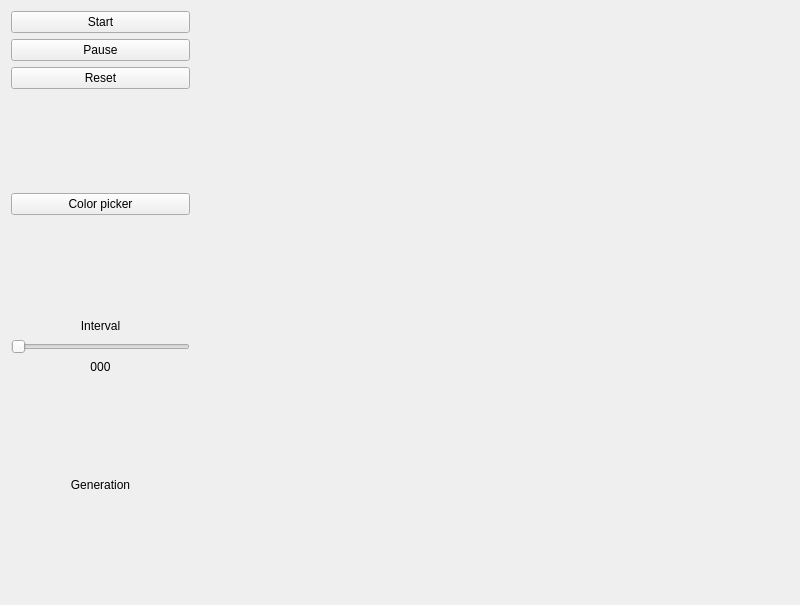
Old version of the form src/ui/forms/mainwindow.ui in the repository bjorked/game-of-life.
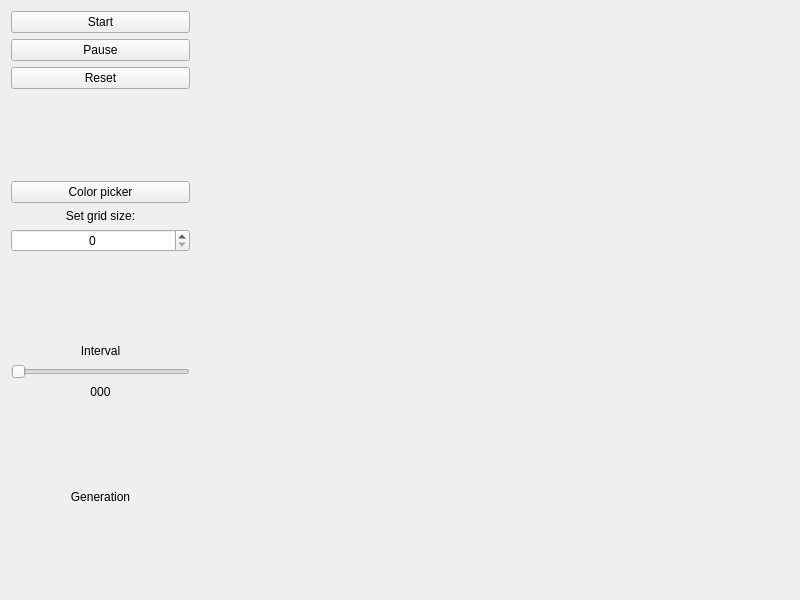
New version of the form.

Commit message: Added a way to resize the grid.

What changed in the file:
```diff
--- a/src/ui/forms/mainwindow.ui
+++ b/src/ui/forms/mainwindow.ui
@@ -7,7 +7,7 @@
     <x>0</x>
     <y>0</y>
     <width>800</width>
-    <height>605</height>
+    <height>600</height>
    </rect>
   </property>
   <property name="windowTitle">
@@ -76,6 +76,23 @@
        </property>
       </widget>
      </item>
+     <item>
+      <widget class="QLabel" name="label">
+       <property name="text">
+        <string>Set grid size:</string>
+       </property>
+       <property name="alignment">
+        <set>Qt::AlignCenter</set>
+       </property>
+      </widget>
+     </item>
+     <item>
+      <widget class="QSpinBox" name="sizeBox">
+       <property name="alignment">
+        <set>Qt::AlignCenter</set>
+       </property>
+      </widget>
+     </item>
      <item>
       <spacer name="verticalSpacer_4">
        <property name="orientation">
```
The commit also changes 4 other files.
